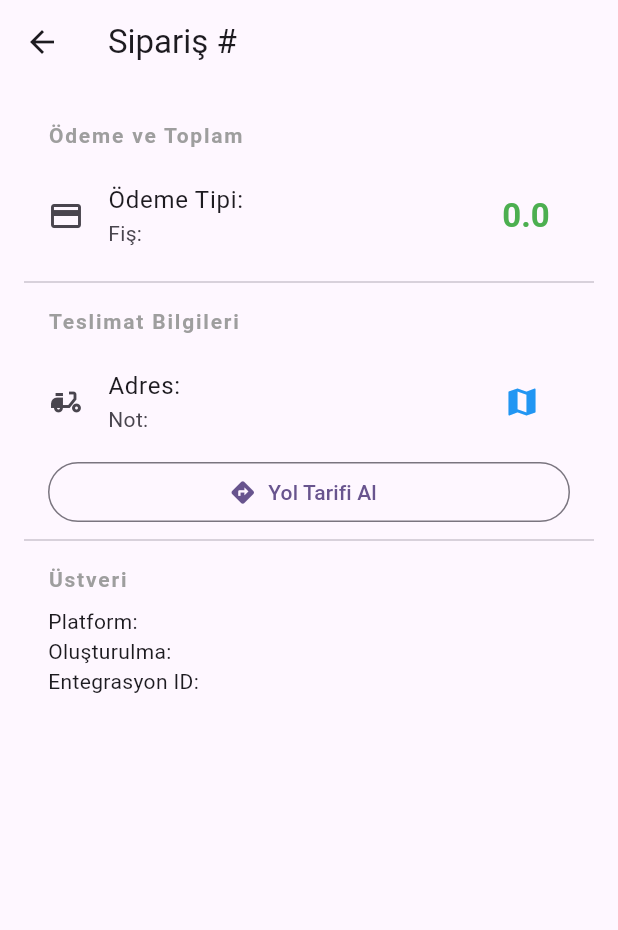
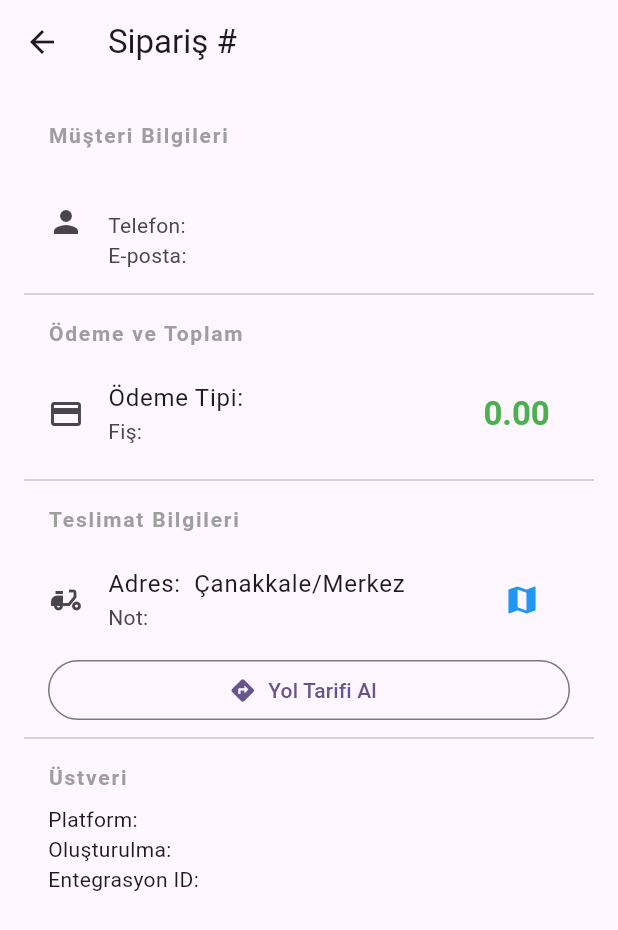
Before and after one commit to troya-tech/rodb-delivery-app, a Flutter app: the OrderDetailsPage screen opened directly with empty values, after a tap on the "map" icon, on a phone screen of 412 x 824 dp. Shown: the top 930 px of the screen. Run offline on Flutter 3.47's test engine with Material 3 defaults, Android fonts, the light colour scheme and no system bars; our stand-ins replace equatable, firebase_auth, firebase_core, firebase_database, flutter_riverpod, google_sign_in and 1 more; accounts and stored records are empty; generated files the repository leaves out were written again.

Commit message:
order details

```diff
--- a/lib/app/pages/order-details-page/order_details_page.dart
+++ b/lib/app/pages/order-details-page/order_details_page.dart
@@ -1,91 +1,56 @@
 import 'package:flutter/material.dart';
-import 'package:url_launcher/url_launcher.dart';
 import '../../../features/order-feature/domain/order.dart';
-import '../../../features/map-feature/application/map_providers.dart';
-import '../../../features/map-feature/domain/address.dart';
 
 import 'package:flutter_gen/gen_l10n/app_localizations.dart';
 import 'package:flutter_riverpod/flutter_riverpod.dart';
+
+import 'order_details_page.facade.dart';
+import 'order_details_page_view_model.dart';
 
 class OrderDetailsPage extends ConsumerWidget {
   final Order order;
 
   const OrderDetailsPage({super.key, required this.order});
 
-  Future<void> _openMaps(WidgetRef ref) async {
-    final mapService = ref.read(mapServiceProvider);
-
-    final orderAddress = Address(
-      address: order.delivery.address,
-      addressDescription: order.delivery.addressNote,
-      latitude: order.delivery.latitude,
-      longitude: order.delivery.longitude,
-    );
-
-    await mapService.launchMapForAddress(orderAddress);
-  }
-
-
-
   @override
   Widget build(BuildContext context, WidgetRef ref) {
+    final state = ref.watch(orderDetailsPageFacadeProvider(order));
+
     return Scaffold(
       appBar: AppBar(
-        title: Text(AppLocalizations.of(context)!.orderNumber(order.orderCardNumber)),
+        title: state is OrderDetailsPageLoaded
+            ? Text(AppLocalizations.of(context)!.orderNumber(state.viewModel.orderNumberLabel))
+            : Text(AppLocalizations.of(context)!.orderNumber(order.orderCardNumber)),
       ),
-      body: SingleChildScrollView(
+      body: switch (state) {
+        OrderDetailsPageLoaded(:final viewModel) => SingleChildScrollView(
             padding: const EdgeInsets.all(16.0),
             child: Column(
               crossAxisAlignment: CrossAxisAlignment.start,
               children: [
-            // _buildSectionTitle(context, 'Store Information'),
-            // ListTile(
-            //   title: Text(order.storeName),
-            //   subtitle: Text('ID: ${order.id}'),
-            //   leading: const Icon(Icons.store),
-            // ),
-            // const Divider(),
+                _buildSectionTitle(context, AppLocalizations.of(context)!.customerDetails),
+                ListTile(
+                  title: Text(viewModel.customerFullName),
+                  subtitle: Column(
+                    crossAxisAlignment: CrossAxisAlignment.start,
+                    children: [
+                      Text('${AppLocalizations.of(context)!.phone(viewModel.customerPhone)}'),
+                      Text('${AppLocalizations.of(context)!.email(viewModel.customerEmail)}'),
+                    ],
+                  ),
+                  leading: const Icon(Icons.person),
+                ),
+                const Divider(),
 
-            // _buildSectionTitle(context, 'Customer Details'),
-            // ListTile(
-            //   title: Text('${order.customer.firstName} ${order.customer.lastName}'),
-            //   subtitle: Column(
-            //     crossAxisAlignment: CrossAxisAlignment.start,
-            //     children: [
-            //       Text('Phone: ${order.customer.phone}'),
-            //       Text('Email: ${order.customer.email}'),
-            //       Text('Address: ${order.customer.address}'),
-            //       if (order.customer.addressDescription != null)
-            //         Text('Note: ${order.customer.addressDescription}'),
-            //     ],
-            //   ),
-            //   leading: const Icon(Icons.person),
-            // ),
-            // const Divider(),
-
-            // _buildSectionTitle(context, 'Order Items'),
-            // ...order.orderItems.map((item) => ListTile(
-            //   title: Text(item.orderItemName),
-            //   subtitle: Text(item.orderItemDescription),
-            //   trailing: Column(
-            //     mainAxisAlignment: MainAxisAlignment.center,
-            //     crossAxisAlignment: CrossAxisAlignment.end,
-            //     children: [
-            //       Text('x${item.orderItemCount}'),
-            //       Text('${item.orderItemPrice}'),
-            //     ],
-            //   ),
-            // )),
-            // const Divider(),
 
                 _buildSectionTitle(context, AppLocalizations.of(context)!.paymentAndTotal),
                 ListTile(
-              title: Text(AppLocalizations.of(context)!.paymentType(order.orderPayment.paymentType)),
-              subtitle: order.orderPayment.ticketType != null
-                  ? Text(AppLocalizations.of(context)!.ticketType(order.orderPayment.ticketType!))
+                  title: Text(AppLocalizations.of(context)!.paymentType(viewModel.paymentType)),
+                  subtitle: viewModel.ticketType != null
+                      ? Text(AppLocalizations.of(context)!.ticketType(viewModel.ticketType!))
                       : null,
                   trailing: Text(
-                '${order.totalOrderPrice} ${order.currency.symbol}',
+                    '${viewModel.totalPrice} ${viewModel.currencySymbol}',
                     style: Theme.of(context).textTheme.titleLarge?.copyWith(
                           color: Colors.green,
                           fontWeight: FontWeight.bold,
@@ -97,12 +62,12 @@ class OrderDetailsPage extends ConsumerWidget {
 
                 _buildSectionTitle(context, AppLocalizations.of(context)!.deliveryInfo),
                 ListTile(
-              title: Text(AppLocalizations.of(context)!.address(order.delivery.address)),
-              subtitle: Text(AppLocalizations.of(context)!.note(order.delivery.addressNote)),
+                  title: Text(AppLocalizations.of(context)!.address(viewModel.deliveryAddress)),
+                  subtitle: Text(AppLocalizations.of(context)!.note(viewModel.deliveryNote)),
                   leading: const Icon(Icons.delivery_dining),
                   trailing: IconButton(
                     icon: const Icon(Icons.map, color: Colors.blue),
-                onPressed: () => _openMaps(ref),
+                    onPressed: () => orderDetailsPageOpenMaps(ref, viewModel),
                     tooltip: AppLocalizations.of(context)!.openInMaps,
                   ),
                 ),
@@ -111,7 +76,7 @@ class OrderDetailsPage extends ConsumerWidget {
                   child: SizedBox(
                     width: double.infinity,
                     child: OutlinedButton.icon(
-                  onPressed: () => _openMaps(ref),
+                      onPressed: () => orderDetailsPageOpenMaps(ref, viewModel),
                       icon: const Icon(Icons.directions),
                       label: Text(AppLocalizations.of(context)!.getDirections),
                     ),
@@ -125,9 +90,9 @@ class OrderDetailsPage extends ConsumerWidget {
                   child: Column(
                     crossAxisAlignment: CrossAxisAlignment.start,
                     children: [
-                  Text(AppLocalizations.of(context)!.platform(order.meta.platform)),
-                  Text(AppLocalizations.of(context)!.created(order.meta.creationDate)),
-                  Text(AppLocalizations.of(context)!.integrationId(order.integrationOrderId)),
+                      Text(AppLocalizations.of(context)!.platform(viewModel.platform)),
+                      Text(AppLocalizations.of(context)!.created(viewModel.creationDate)),
+                      Text(AppLocalizations.of(context)!.integrationId(viewModel.integrationOrderId)),
                     ],
                   ),
                 ),
@@ -135,8 +100,10 @@ class OrderDetailsPage extends ConsumerWidget {
               ],
             ),
           ),
+      },
     );
   }
+
 
   Widget _buildSectionTitle(BuildContext context, String title) {
     return Padding(
--- a/lib/app/pages/order-details-page/order_details_page.facade.dart
+++ b/lib/app/pages/order-details-page/order_details_page.facade.dart
@@ -0,0 +1,49 @@
+import 'package:flutter_riverpod/flutter_riverpod.dart';
+import 'package:rodb_delivery_app/features/map-feature/application/map_providers.dart';
+import 'package:rodb_delivery_app/features/map-feature/domain/address.dart';
+import 'package:rodb_delivery_app/features/order-feature/domain/order.dart';
+
+import 'order_details_page_view_model.dart';
+
+/// The facade state for the Order Details Page.
+sealed class OrderDetailsPageState {
+  const OrderDetailsPageState();
+}
+
+class OrderDetailsPageLoaded extends OrderDetailsPageState {
+  final OrderDetailsPageViewModel viewModel;
+  const OrderDetailsPageLoaded(this.viewModel);
+}
+
+/// Facade for the Order Details Page.
+///
+/// Converts a domain [Order] into a display-ready [OrderDetailsPageViewModel].
+/// In the future, this could be expanded to watch for real-time updates to
+/// the specific order by ID.
+final orderDetailsPageFacadeProvider =
+    Provider.family<OrderDetailsPageState, Order>((ref, order) {
+  // Map domain to view model
+  final viewModel = OrderDetailsPageViewModel.fromDomain(order);
+  return OrderDetailsPageLoaded(viewModel);
+});
+
+// ──────────────────────────────────────────────────────────────────────────────
+// Actions
+// ──────────────────────────────────────────────────────────────────────────────
+
+/// Opens the customer's location in the device's map application.
+Future<void> orderDetailsPageOpenMaps(
+  WidgetRef ref,
+  OrderDetailsPageViewModel viewModel,
+) async {
+  final mapService = ref.read(mapServiceProvider);
+
+  final orderAddress = Address(
+    address: viewModel.deliveryAddress,
+    addressDescription: viewModel.deliveryNote,
+    latitude: viewModel.latitude,
+    longitude: viewModel.longitude,
+  );
+
+  await mapService.launchMapForAddress(orderAddress);
+}
--- /dev/null
+++ b/lib/app/pages/order-details-page/order_details_page_view_model.dart
@@ -0,0 +1,142 @@
+import 'package:equatable/equatable.dart';
+import 'package:rodb_delivery_app/features/order-feature/domain/order.dart';
+
+/// A summary of a single item in the order.
+class OrderItemSummary extends Equatable {
+  final String name;
+  final String description;
+  final int count;
+  final String price;
+
+  const OrderItemSummary({
+    required this.name,
+    required this.description,
+    required this.count,
+    required this.price,
+  });
+
+  @override
+  List<Object?> get props => [name, description, count, price];
+}
+
+/// A flat, display-ready data entity for the Order Details Page.
+class OrderDetailsPageViewModel extends Equatable {
+  // Header / Summary
+  final String orderNumberLabel;
+  final String totalPrice;
+  final String currencySymbol;
+
+  // Store Info
+  final String storeName;
+
+  // Customer Info
+  final String customerFullName;
+  final String customerPhone;
+  final String customerEmail;
+  final String customerAddress;
+  final String? customerAddressNote;
+
+  // Items
+  final List<OrderItemSummary> items;
+
+  // Payment Info
+  final String paymentType;
+  final String? ticketType;
+
+  // Delivery Info
+  final String deliveryAddress;
+  final String deliveryNote;
+  final double latitude;
+  final double longitude;
+
+  // Meta Data
+  final String platform;
+  final String creationDate;
+  final String integrationOrderId;
+
+  // Domain access (optional but useful for actions)
+  final Order domainOrder;
+
+  const OrderDetailsPageViewModel({
+    required this.orderNumberLabel,
+    required this.totalPrice,
+    required this.currencySymbol,
+    required this.storeName,
+    required this.customerFullName,
+    required this.customerPhone,
+    required this.customerEmail,
+    required this.customerAddress,
+    this.customerAddressNote,
+    required this.items,
+    required this.paymentType,
+    this.ticketType,
+    required this.deliveryAddress,
+    required this.deliveryNote,
+    required this.latitude,
+    required this.longitude,
+    required this.platform,
+    required this.creationDate,
+    required this.integrationOrderId,
+    required this.domainOrder,
+  });
+
+  /// Factory to map domain [Order] to this view model.
+  factory OrderDetailsPageViewModel.fromDomain(Order order) {
+    final items = order.orderItems.map((item) {
+      return OrderItemSummary(
+        name: item.orderItemName,
+        description: item.orderItemDescription,
+        count: item.orderItemCount,
+        price: '${item.orderItemPrice} ${order.currency.symbol}',
+      );
+    }).toList();
+
+    return OrderDetailsPageViewModel(
+      orderNumberLabel: order.orderCardNumber,
+      totalPrice: order.totalOrderPrice.toStringAsFixed(2),
+      currencySymbol: order.currency.symbol,
+      storeName: order.storeName,
+      customerFullName: '${order.customer.firstName} ${order.customer.lastName}'.trim(),
+      customerPhone: order.customer.phone,
+      customerEmail: order.customer.email,
+      customerAddress: order.customer.address,
+      customerAddressNote: order.customer.addressDescription,
+      items: items,
+      paymentType: order.orderPayment.paymentType,
+      ticketType: order.orderPayment.ticketType,
+      deliveryAddress: '${order.customer.address} Çanakkale/Merkez',
+      deliveryNote: order.customer.addressDescription ?? '',
+      latitude: order.customer.latitude ?? order.delivery.latitude,
+      longitude: order.customer.longitude ?? order.delivery.longitude,
+      platform: order.meta.platform,
+      creationDate: order.meta.creationDate,
+      integrationOrderId: order.integrationOrderId,
+      domainOrder: order,
+    );
+  }
+
+
+  @override
+  List<Object?> get props => [
+        orderNumberLabel,
+        totalPrice,
+        currencySymbol,
+        storeName,
+        customerFullName,
+        customerPhone,
+        customerEmail,
+        customerAddress,
+        customerAddressNote,
+        items,
+        paymentType,
+        ticketType,
+        deliveryAddress,
+        deliveryNote,
+        latitude,
+        longitude,
+        platform,
+        creationDate,
+        integrationOrderId,
+        domainOrder,
+      ];
+}
--- a/lib/l10n/app_tr.arb
+++ b/lib/l10n/app_tr.arb
@@ -34,5 +34,9 @@
   "associatedKeys": "İlişkili Restoran Anahtarları:",
   "noProfileFound": "Restoran kullanıcı profili bulunamadı",
   "paymentAndTotal": "Ödeme ve Toplam",
-  "metaData": "Üstveri"
+  "metaData": "Üstveri",
+  "customerDetails": "Müşteri Bilgileri",
+  "phone": "Telefon: {phone}",
+  "email": "E-posta: {email}",
+  "orderItems": "Sipariş Ürünleri"
 }
```
Also changed, not shown: lib/l10n/app_en.arb (+19 -1 lines), 2 other files. Lines whose indentation alone changed are shown as unchanged.
